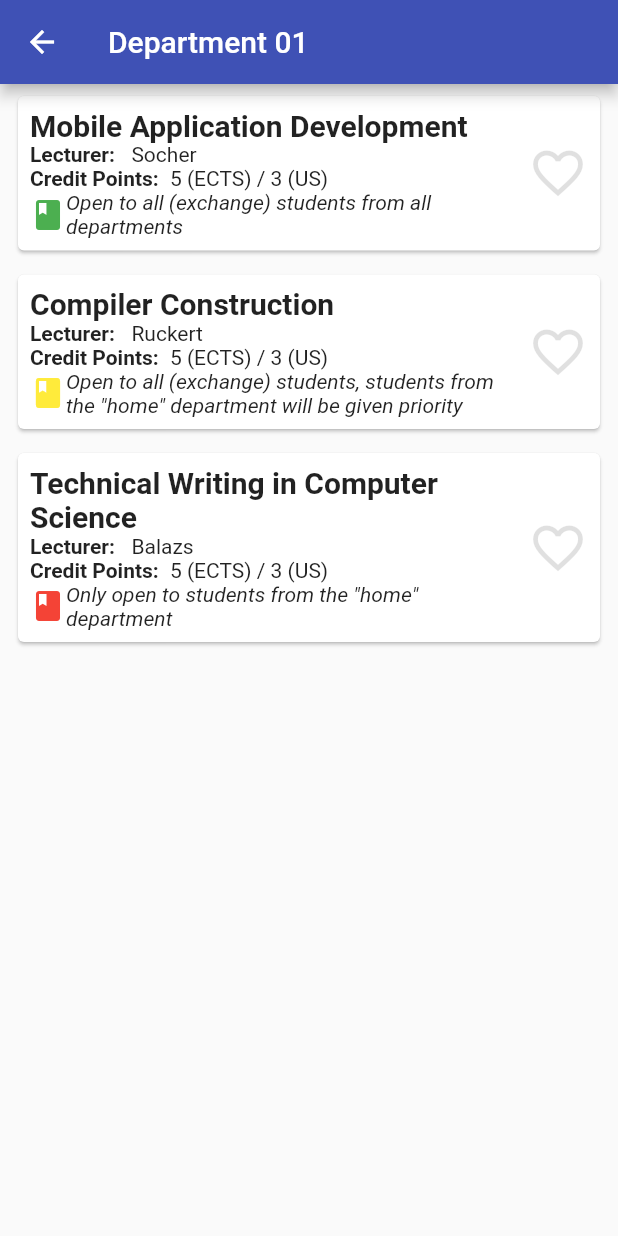
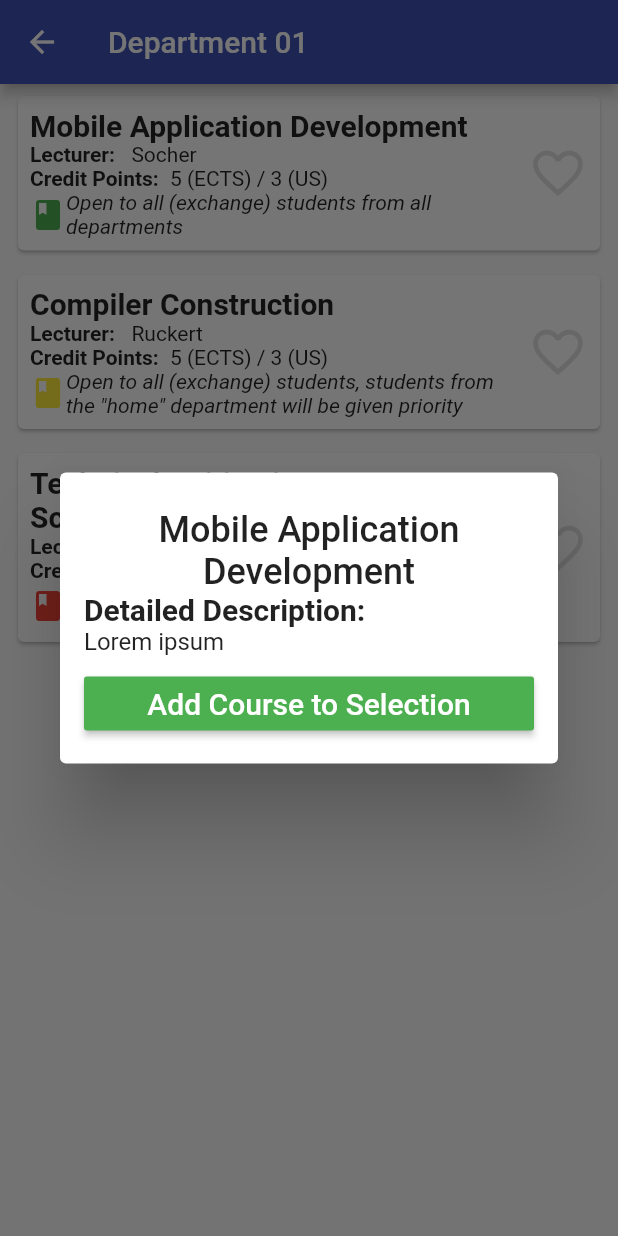
Before and after one commit to mobileappdevhm/concept-team-2-fml-ben, a Flutter app: the DepartmentDetailPage screen opened directly with sample values from the repository, after a tap on "Mobile Application Development", on a phone screen of 412 x 824 dp. Run offline on Flutter 3.47's test engine with Material 2 defaults, Android fonts, the phone set to English and light mode, and no system bars; our stand-ins replace shared_preferences; accounts and stored records are empty.

Commit message:
Added basic dialog for courses Moved ripple animation from DepartmentTiles background onto card itself

```diff
--- /dev/null
+++ b/lib/dialogs/courseDialog.dart
@@ -0,0 +1,74 @@
+import 'package:flutter/material.dart';
+import 'package:demo_muas_sliding/model/course.dart';
+import 'package:demo_muas_sliding/widgets/courseCard.dart';
+
+// TODO improve Dialog
+class CourseDialog extends StatelessWidget {
+
+  final Course course;
+  final bool isSelected;
+  final FavoriteListener listener;
+
+  CourseDialog(this.course, this.isSelected, this.listener);
+
+  @override
+  Widget build(BuildContext context) {
+    return new SimpleDialog(
+      title: new Center(
+        child: new Text(
+          course.name,
+          textAlign: TextAlign.center,
+          style: new TextStyle(
+              fontSize: 24.0
+          ),
+        ),
+      ),
+      contentPadding: new EdgeInsets.only(
+          left: 16.0,
+          right: 16.0,
+          bottom: 16.0,
+          top: 0.0
+      ),
+      children: <Widget>[
+        new Column(
+          crossAxisAlignment: CrossAxisAlignment.start,
+          children: <Widget>[
+            new Text(
+              'Detailed Description: ',
+              style: new TextStyle(
+                fontSize: 20.0,
+                fontWeight: FontWeight.bold
+              ),
+            ),
+            new Text(
+              'Lorem ipsum',
+              style: new TextStyle(
+                fontSize: 16.0
+              ),
+            )
+          ],
+        ),
+        new Padding(
+          padding: new EdgeInsets.only(top: 8.0),
+          child: new RaisedButton(
+            padding: new EdgeInsets.all(4.0),
+            onPressed: () {
+              Navigator.pop(context);
+              listener.onCourseSelected(course);
+            },
+            child: new Text(
+              isSelected ? 'Remove Course from Selection' : 'Add Course to Selection',
+              textAlign: TextAlign.center,
+              style: new TextStyle(
+                  fontSize: 20.0
+              ),
+            ),
+            color: isSelected ? Colors.red : Colors.green,
+            textColor: Colors.white,
+          ),
+        )
+      ],
+    );
+  }
+
+}
--- a/lib/widgets/courseCard.dart
+++ b/lib/widgets/courseCard.dart
@@ -1,5 +1,6 @@
 import 'package:flutter/material.dart';
 import 'package:demo_muas_sliding/model/course.dart';
+import 'package:demo_muas_sliding/dialogs/courseDialog.dart';
 
 class CourseCard extends StatelessWidget {
 
@@ -15,7 +16,12 @@ class CourseCard extends StatelessWidget {
       padding: new EdgeInsets.only(top: 4.0, left: 8.0, right: 8.0, bottom: 4.0),
       child: new Card(
         child: new FlatButton(
-            onPressed: () {},
+            onPressed: () {
+              showDialog(
+                  context: context,
+                  builder: (context) => new CourseDialog(course, isSelected, listener)
+              );
+            },
             padding: new EdgeInsets.all(8.0),
             child: new Row(
               children: <Widget>[
--- a/lib/widgets/departmentTile.dart
+++ b/lib/widgets/departmentTile.dart
@@ -10,18 +10,25 @@ class DepartmentTile extends StatelessWidget {
 
   @override
   Widget build(BuildContext context) {
-    return new MaterialButton(
-      child: new Card(
+    return new Card(
+      child: new MaterialButton(
+        onPressed: () {
+          showDialog(
+              context: context,
+              builder: (context) => new DepartmentDialog(department)
+          );
+        },
         color: department.color,
+        padding: new EdgeInsets.all(0.0),
         child: new Column(
           mainAxisAlignment: MainAxisAlignment.end,
           crossAxisAlignment: CrossAxisAlignment.stretch,
           children: <Widget>[
             new Expanded(
-              child: new Padding(
-                padding: new EdgeInsets.all(16.0),
-                child: new Image.asset('assets/placeholder.png'),
-              )
+                child: new Padding(
+                  padding: new EdgeInsets.all(16.0),
+                  child: new Image.asset('assets/placeholder.png'),
+                )
             ),
             new Material(
               color: Colors.grey,
@@ -36,14 +43,7 @@ class DepartmentTile extends StatelessWidget {
             )
           ],
         ),
-      ),
-      padding: new EdgeInsets.all(4.0),
-      onPressed: () {
-        showDialog(
-          context: context,
-          builder: (context) => new DepartmentDialog(department)
-        );
-      },
+      )
     );
   }
 
```
